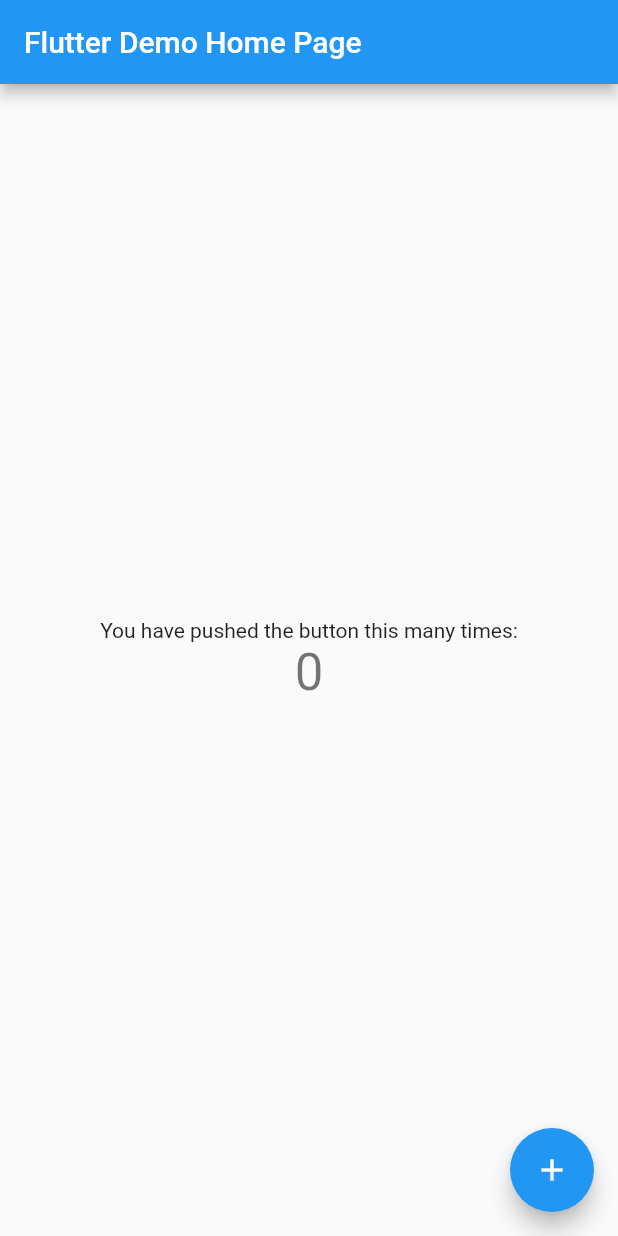
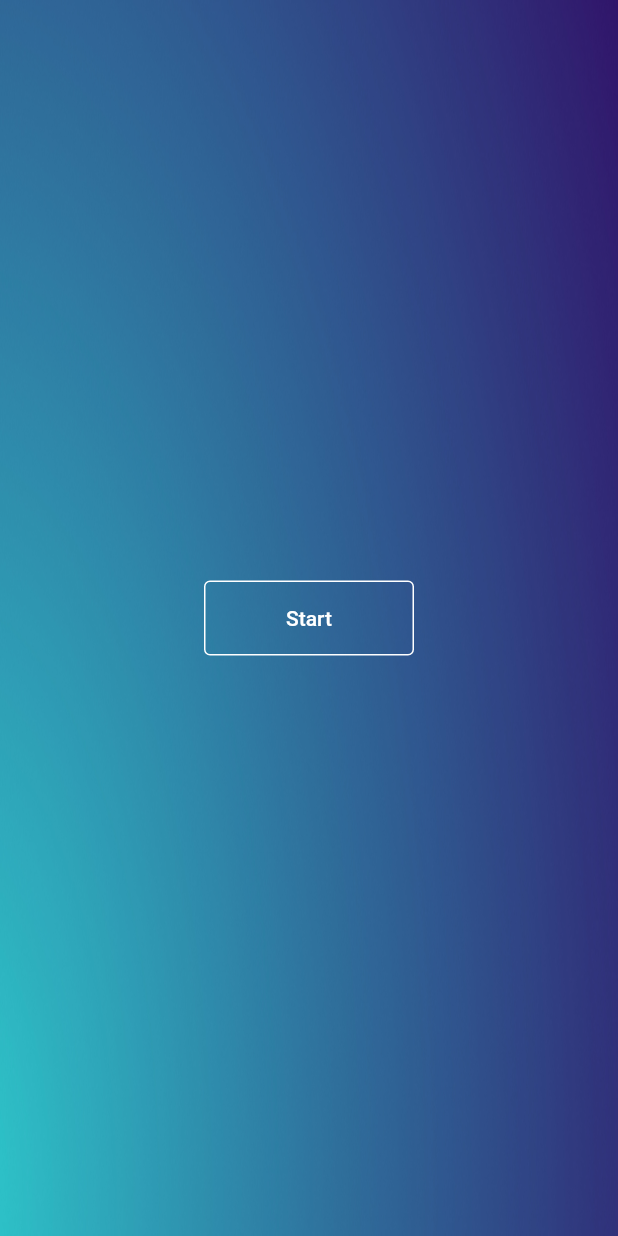
Before and after one commit to riyanto978/flutter-quiz-app, a Flutter app: the screen it shows after launch, on a phone screen of 412 x 824 dp. Run offline on Flutter 3.47's test engine with Material 2 defaults, Android fonts, the phone set to English and light mode, and no system bars.

Commit message:
add main page and quiz page

```diff
--- a/lib/main.dart
+++ b/lib/main.dart
@@ -1,4 +1,6 @@
 import 'package:flutter/material.dart';
+import 'package:flutter_quiz_app/screens/main_page.dart';
+import 'package:flutter_quiz_app/screens/quiz_page.dart';
 
 void main() {
   runApp(const MyApp());
@@ -7,109 +9,17 @@ void main() {
 class MyApp extends StatelessWidget {
   const MyApp({Key? key}) : super(key: key);
 
-  // This widget is the root of your application.
   @override
   Widget build(BuildContext context) {
     return MaterialApp(
-      title: 'Flutter Demo',
-      theme: ThemeData(
-        // This is the theme of your application.
-        //
-        // Try running your application with "flutter run". You'll see the
-        // application has a blue toolbar. Then, without quitting the app, try
-        // changing the primarySwatch below to Colors.green and then invoke
-        // "hot reload" (press "r" in the console where you ran "flutter run",
-        // or simply save your changes to "hot reload" in a Flutter IDE).
-        // Notice that the counter didn't reset back to zero; the application
-        // is not restarted.
-        primarySwatch: Colors.blue,
-      ),
-      home: const MyHomePage(title: 'Flutter Demo Home Page'),
+      debugShowCheckedModeBanner: false,
+      initialRoute: "/",
+      routes: {
+        // When navigating to the "/" route, build the FirstScreen widget.
+        '/': (context) => const MainPage(),
+        // When navigating to the "/second" route, build the SecondScreen widget.
+        '/quiz': (context) => const QuizPage(),
+      },
     );
   }
 }
-
-class MyHomePage extends StatefulWidget {
-  const MyHomePage({Key? key, required this.title}) : super(key: key);
-
-  // This widget is the home page of your application. It is stateful, meaning
-  // that it has a State object (defined below) that contains fields that affect
-  // how it looks.
-
-  // This class is the configuration for the state. It holds the values (in this
-  // case the title) provided by the parent (in this case the App widget) and
-  // used by the build method of the State. Fields in a Widget subclass are
-  // always marked "final".
-
-  final String title;
-
-  @override
-  State<MyHomePage> createState() => _MyHomePageState();
-}
-
-class _MyHomePageState extends State<MyHomePage> {
-  int _counter = 0;
-
-  void _incrementCounter() {
-    setState(() {
-      // This call to setState tells the Flutter framework that something has
-      // changed in this State, which causes it to rerun the build method below
-      // so that the display can reflect the updated values. If we changed
-      // _counter without calling setState(), then the build method would not be
-      // called again, and so nothing would appear to happen.
-      _counter++;
-    });
-  }
-
-  @override
-  Widget build(BuildContext context) {
-    // This method is rerun every time setState is called, for instance as done
-    // by the _incrementCounter method above.
-    //
-    // The Flutter framework has been optimized to make rerunning build methods
-    // fast, so that you can just rebuild anything that needs updating rather
-    // than having to individually change instances of widgets.
-    return Scaffold(
-      appBar: AppBar(
-        // Here we take the value from the MyHomePage object that was created by
-        // the App.build method, and use it to set our appbar title.
-        title: Text(widget.title),
-      ),
-      body: Center(
-        // Center is a layout widget. It takes a single child and positions it
-        // in the middle of the parent.
-        child: Column(
-          // Column is also a layout widget. It takes a list of children and
-          // arranges them vertically. By default, it sizes itself to fit its
-          // children horizontally, and tries to be as tall as its parent.
-          //
-          // Invoke "debug painting" (press "p" in the console, choose the
-          // "Toggle Debug Paint" action from the Flutter Inspector in Android
-          // Studio, or the "Toggle Debug Paint" command in Visual Studio Code)
-          // to see the wireframe for each widget.
-          //
-          // Column has various properties to control how it sizes itself and
-          // how it positions its children. Here we use mainAxisAlignment to
-          // center the children vertically; the main axis here is the vertical
-          // axis because Columns are vertical (the cross axis would be
-          // horizontal).
-          mainAxisAlignment: MainAxisAlignment.center,
-          children: <Widget>[
-            const Text(
-              'You have pushed the button this many times:',
-            ),
-            Text(
-              '$_counter',
-              style: Theme.of(context).textTheme.headline4,
-            ),
-          ],
-        ),
-      ),
-      floatingActionButton: FloatingActionButton(
-        onPressed: _incrementCounter,
-        tooltip: 'Increment',
-        child: const Icon(Icons.add),
-      ), // This trailing comma makes auto-formatting nicer for build methods.
-    );
-  }
-}
--- /dev/null
+++ b/lib/screens/main_page.dart
@@ -0,0 +1,41 @@
+import 'package:flutter/material.dart';
+
+class MainPage extends StatefulWidget {
+  const MainPage({Key? key}) : super(key: key);
+
+  @override
+  _MainPageState createState() => _MainPageState();
+}
+
+class _MainPageState extends State<MainPage> {
+  @override
+  Widget build(BuildContext context) {
+    return Scaffold(
+      body: Stack(
+        children: [
+          const Positioned.fill(
+            child: Image(
+              image: AssetImage("images/background.jpg"),
+              fit: BoxFit.fill,
+            ),
+          ),
+          Center(
+            child: OutlinedButton(
+              style: OutlinedButton.styleFrom(
+                side: const BorderSide(color: Colors.white),
+                minimumSize: const Size(140, 50),
+              ),
+              onPressed: () {
+                Navigator.of(context).pushNamed("/quiz");
+              },
+              child: const Text(
+                "Start",
+                style: TextStyle(color: Colors.white),
+              ),
+            ),
+          ),
+        ],
+      ),
+    );
+  }
+}
```
Also changed, not shown: lib/screens/quiz_page.dart (added, +95 -0 lines), pubspec.yaml (+3 -4 lines), images/background.jpg (added).
